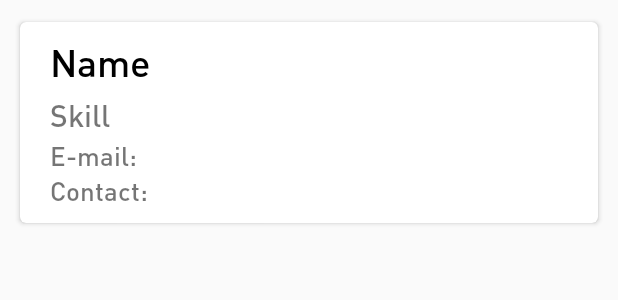
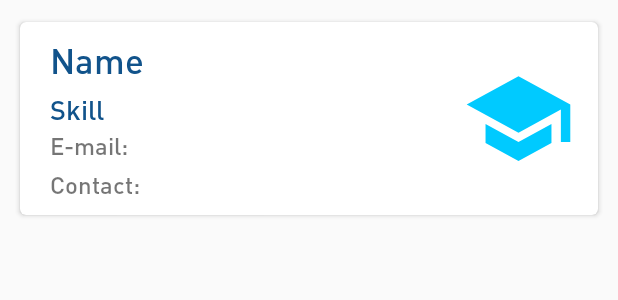
Before and after one commit to yashvardhan-kukreja/E-Guide-Android, an Android app: the layout adapter_teacher_fav_students.xml on its own in the app's theme, with its tools: preview values and no code run, on a phone screen of 412 x 824 dp. Shown: the top 300 px of the screen. Run offline under Robolectric (Android 15) with nearby library versions, the phone set to English and light mode, and no system bars.

Commit message:
Teacher module done

```diff
--- a/app/src/main/java/com/eguide/yash1300/e_guide/activities/TeacherHomeActivity.java
+++ b/app/src/main/java/com/eguide/yash1300/e_guide/activities/TeacherHomeActivity.java
@@ -54,7 +54,7 @@ public class TeacherHomeActivity extends AppCompatActivity {
 
 
         SharedPreferences sharedPreferences = getSharedPreferences("loginCache", Context.MODE_PRIVATE);
-        String token = sharedPreferences.getString("token", "");
+        final String token = sharedPreferences.getString("token", "");
 
 
         final AHBottomNavigation ahBottomNavigation = findViewById(R.id.teacher_nav_bar);
@@ -77,7 +77,7 @@ public class TeacherHomeActivity extends AppCompatActivity {
             public boolean onTabSelected(int position, boolean wasSelected) {
                 switch(position) {
                     case 0:
-                        Fragment favStudentsFragment = new TeacherHomeFavStudentsFragment(currentTeacher);
+                        Fragment favStudentsFragment = new TeacherHomeFavStudentsFragment(TeacherHomeActivity.this, token);
                         loadFragment(favStudentsFragment);
                         break;
                     case 1:
--- a/app/src/main/res/layout/adapter_teacher_fav_students.xml
+++ b/app/src/main/res/layout/adapter_teacher_fav_students.xml
@@ -14,40 +14,59 @@
 
         <LinearLayout
             android:layout_width="match_parent"
-            android:layout_height="match_parent"
+            android:layout_height="wrap_content"
+            android:orientation="horizontal">
+
+
+            <LinearLayout
+                android:layout_width="match_parent"
+                android:layout_height="wrap_content"
                 android:paddingTop="10dp"
                 android:paddingLeft="20dp"
+                android:layout_weight="1"
                 android:paddingBottom="10dp"
                 android:orientation="vertical">
 
                 <TextView
                     android:layout_width="wrap_content"
-                android:layout_height="match_parent"
+                    android:layout_height="wrap_content"
                     android:text="Name"
-                android:textColor="#000000"
+                    android:textColor="@color/dark_blue"
                     android:id="@+id/adapter_fav_student_name"
                     android:layout_marginBottom="5dp"
-                android:textSize="25sp"/>
+                    android:textSize="23sp"/>
 
                 <TextView
                     android:layout_width="wrap_content"
                     android:layout_height="wrap_content"
                     android:text="Skill"
-                android:textSize="20sp"
+                    android:textSize="18sp"
+                    android:textColor="@color/dark_blue"
                     android:layout_marginBottom="2dp"
                     android:id="@+id/adapter_fav_student_skill"/>
                 <TextView
                     android:layout_width="wrap_content"
                     android:layout_height="wrap_content"
                     android:text="E-mail: "
-                android:textSize="17sp"
+                    android:textSize="16sp"
                     android:id="@+id/adapter_fav_student_email"/>
                 <TextView
                     android:layout_width="wrap_content"
                     android:layout_height="wrap_content"
                     android:text="Contact: "
-                android:textSize="17sp"
+                    android:textSize="16sp"
+                    android:layout_marginTop="5dp"
                     android:id="@+id/adapter_fav_student_contact"/>
+
+            </LinearLayout>
+            <ImageView
+                android:layout_width="75dp"
+                android:layout_height="75dp"
+                android:layout_marginRight="15dp"
+                android:tint="@color/grad_end"
+                android:layout_gravity="center"
+                android:src="@drawable/ic_school_black_24dp" />
+
 
         </LinearLayout>
 
```
Also changed, not shown: app/src/main/java/com/eguide/yash1300/e_guide/activities/StudentHomeActivity.java (+6 -7 lines), app/src/main/java/com/eguide/yash1300/e_guide/api/StudentAPI.java (+9 -3 lines), app/src/main/java/com/eguide/yash1300/e_guide/api/TeacherAPI.java (+7 -0 lines), app/src/main/java/com/eguide/yash1300/e_guide/fragments/teacher/TeacherHomeFavStudentsFragment.java (+40 -8 lines), app/src/main/java/com/eguide/yash1300/e_guide/listeners/student/StudentFetchFavoriteTeachersListener.java (added, +12 -0 lines), app/src/main/java/com/eguide/yash1300/e_guide/listeners/teacher/TeacherFetchFavoredStudentsListener.java (added, +12 -0 lines), app/src/main/java/com/eguide/yash1300/e_guide/models/StudentModel.java (+0 -11 lines), app/src/main/java/com/eguide/yash1300/e_guide/models/TeacherModel.java (+0 -12 lines), app/src/main/java/com/eguide/yash1300/e_guide/responses/student/StudentFetchFavoriteTeachersResponse.java (added, +46 -0 lines), app/src/main/java/com/eguide/yash1300/e_guide/responses/teacher/TeacherFetchFavoredStudentsResponse.java (added, +46 -0 lines), app/src/main/java/com/eguide/yash1300/e_guide/utils/NetworkManager.java (+48 -0 lines), app/src/main/res/layout/fragment_teacher_settings.xml (+4 -7 lines). Lines whose indentation alone changed are shown as unchanged.
